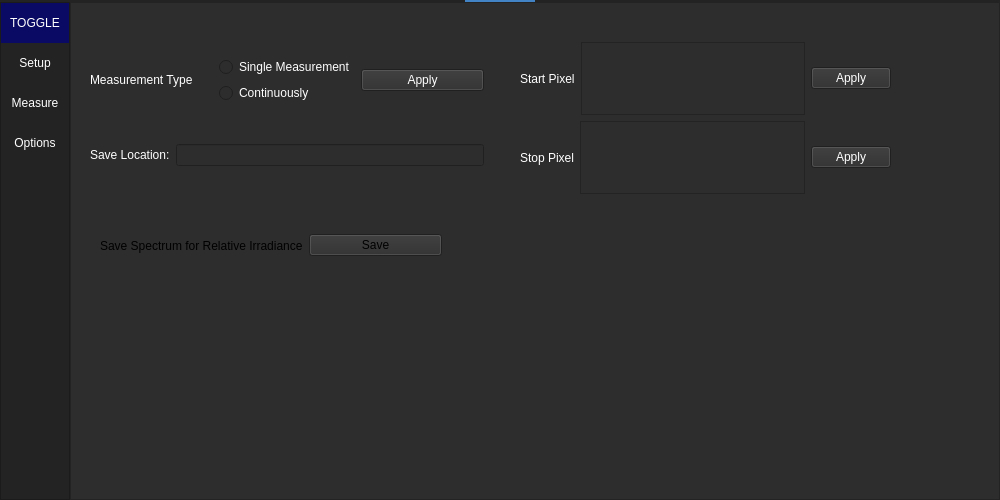
Qt form ui_main.ui (McNut55555/field_kit) before a commit.
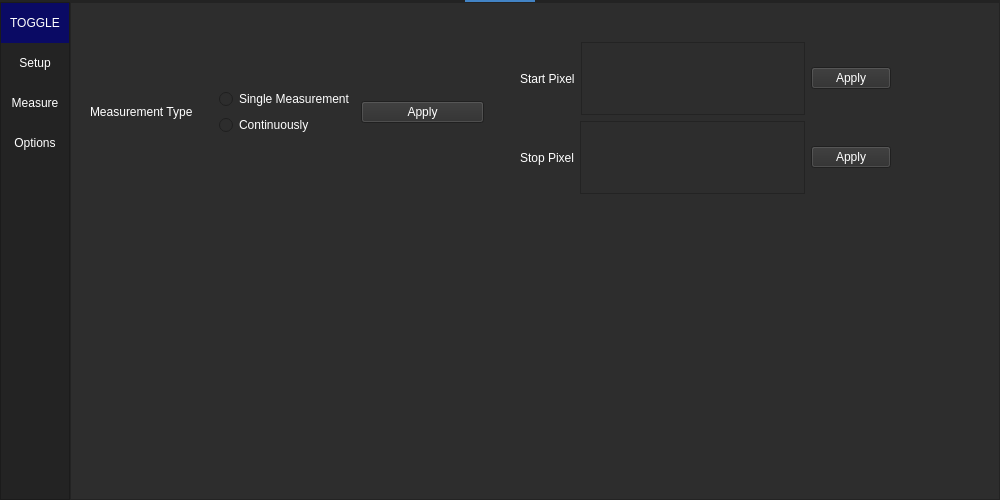
The same form after that commit. Custom widgets are drawn as their Qt base class.

Diff of the .ui file:
```diff
--- a/ui_main.ui
+++ b/ui_main.ui
@@ -806,55 +806,11 @@
                  </item>
                 </layout>
                </item>
-               <item>
-                <layout class="QHBoxLayout" name="horizontalLayout_7">
-                 <item>
-                  <widget class="QLabel" name="label_2">
-                   <property name="styleSheet">
-                    <string notr="true">color: #FFF;
-</string>
-                   </property>
-                   <property name="text">
-                    <string>Save Location:</string>
-                   </property>
-                  </widget>
-                 </item>
-                 <item>
-                  <widget class="QLineEdit" name="lineEdit"/>
-                 </item>
-                </layout>
-               </item>
               </layout>
              </widget>
              <widget class="QWidget" name="layoutWidget">
               <property name="geometry">
                <rect>
-                <x>20</x>
-                <y>220</y>
-                <width>342</width>
-                <height>27</height>
-               </rect>
-              </property>
-              <layout class="QHBoxLayout" name="horizontalLayout_8">
-               <item>
-                <widget class="QLabel" name="label_3">
-                 <property name="text">
-                  <string>Save Spectrum for Relative Irradiance</string>
-                 </property>
-                </widget>
-               </item>
-               <item>
-                <widget class="QPushButton" name="RefIrrSpec">
-                 <property name="text">
-                  <string>Save</string>
-                 </property>
-                </widget>
-               </item>
-              </layout>
-             </widget>
-             <widget class="QWidget" name="">
-              <property name="geometry">
-               <rect>
                 <x>440</x>
                 <y>30</y>
                 <width>371</width>
```
Left out of the diff: 8 changed lines with no effect on the pictures.
